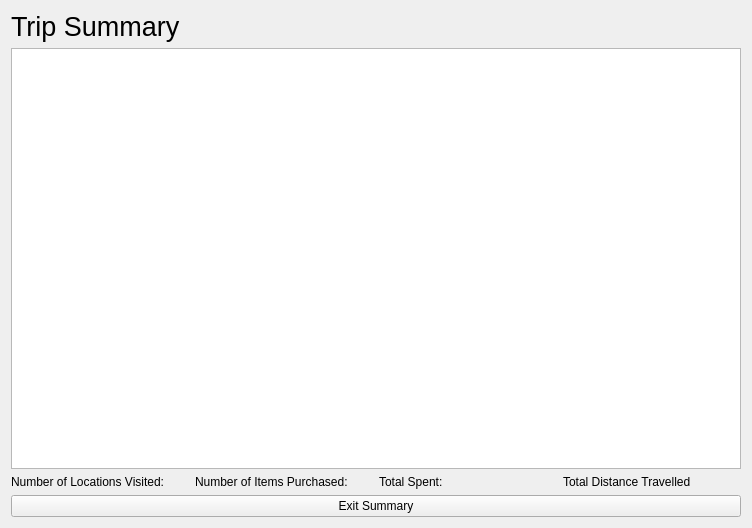
Akil0814/College_Tour, file trip_summary.ui: the form before one commit.
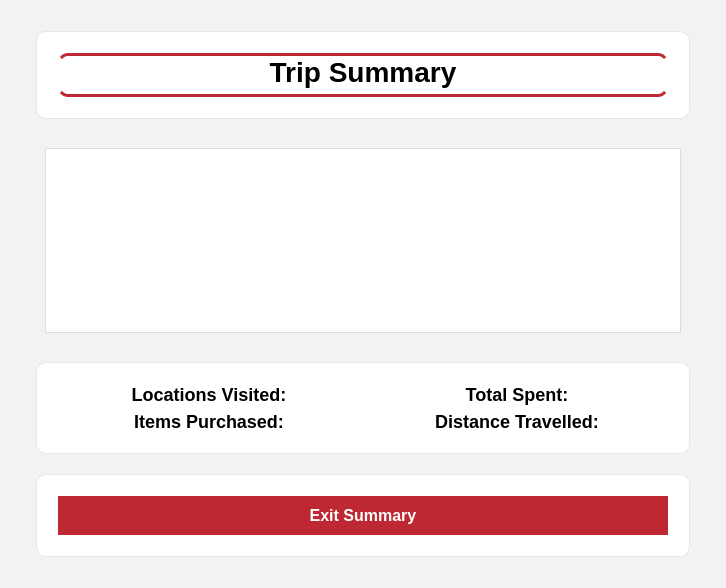
The form after the commit.

Commit message: Updated trip summary ui

The edit to the form file:
```diff
--- a/trip_summary.ui
+++ b/trip_summary.ui
@@ -6,34 +6,160 @@
    <rect>
     <x>0</x>
     <y>0</y>
-    <width>752</width>
-    <height>528</height>
+    <width>726</width>
+    <height>588</height>
    </rect>
   </property>
   <property name="windowTitle">
    <string>Form</string>
   </property>
+  <property name="styleSheet">
+   <string notr="true">/*
+Brand Color Red #BE2832 
+Brand Color Darkened #a61f28
+*/
+
+QWidget#TripSummary 
+{
+	background-color: #F2F2F2;
+}
+
+QLabel 
+{
+	font-family: &quot;Segoe UI&quot;, sans-serif;
+	color: black;
+	font-weight: bold;
+	qproperty-alignment: 'AlignCenter';
+	font-size: 18px;
+}
+
+QLabel#titleLabel 
+{
+	font-size: 28px;
+	font-weight: bold;
+	padding-bottom: 6px;
+	border-bottom: 3px solid #BE2832;
+	border-top: 3px solid #BE2832;
+	border-radius: 10px;
+}
+
+QLabel#itemsPurchasedLabel,
+QLabel#locationsVisitedLabel,
+QLabel#totalDistanceTravelledLabel,
+QLabel#totalSpentLabel
+{
+
+}
+
+QTableWidget 
+{
+	background-color: white;
+	alternate-background-color: #f8f8f8;
+	border: 1px solid #dddddd;
+ 	gridline-color: black;
+	font-size: 16px;
+}
+
+QHeaderView::section
+{
+	background-color: #BE2832;
+	color: white;
+	font-weight: bold;
+	padding: 6px;
+	border: none;
+	font-size: 18px;
+}
+
+QPushButton#exitSummaryButton
+{
+	background-color: #BE2832;
+	color: white;
+	border-radius: 20px;
+	font-size: 16px;
+	font-weight: bold;
+	padding: 10px 30px;
+}
+
+QPushButton#exitSummaryButton:hover
+{
+	background-color: #a61f28;
+}
+
+QFrame#titleFrame,
+QFrame#statsFrame,
+QFrame#exitSummaryFrame
+{
+    background-color: white;
+    border-radius: 10px;
+    border: 1px solid #e4e6eb;
+    padding: 12px;
+}
+</string>
+  </property>
+  <layout class="QVBoxLayout" name="verticalLayout_6">
+   <item>
+    <layout class="QVBoxLayout" name="verticalLayout_5">
+     <property name="spacing">
+      <number>20</number>
+     </property>
+     <property name="leftMargin">
+      <number>25</number>
+     </property>
+     <property name="topMargin">
+      <number>20</number>
+     </property>
+     <property name="rightMargin">
+      <number>25</number>
+     </property>
+     <property name="bottomMargin">
+      <number>20</number>
+     </property>
+     <item>
+      <widget class="QFrame" name="titleFrame">
+       <property name="frameShape">
+        <enum>QFrame::Shape::NoFrame</enum>
+       </property>
+       <property name="frameShadow">
+        <enum>QFrame::Shadow::Raised</enum>
+       </property>
   <layout class="QVBoxLayout" name="verticalLayout">
    <item>
-    <layout class="QHBoxLayout" name="titleLayout">
-     <item>
       <widget class="QLabel" name="titleLabel">
        <property name="font">
         <font>
-         <pointsize>20</pointsize>
+            <family>Segoe UI</family>
+            <pointsize>-1</pointsize>
+            <bold>true</bold>
         </font>
        </property>
        <property name="text">
         <string>Trip Summary</string>
        </property>
+          <property name="alignment">
+           <set>Qt::AlignmentFlag::AlignCenter</set>
+          </property>
       </widget>
      </item>
     </layout>
+      </widget>
    </item>
    <item>
-    <layout class="QHBoxLayout" name="tableLayout">
+      <widget class="QFrame" name="tableFrame">
+       <property name="frameShape">
+        <enum>QFrame::Shape::NoFrame</enum>
+       </property>
+       <property name="frameShadow">
+        <enum>QFrame::Shadow::Raised</enum>
+       </property>
+       <layout class="QVBoxLayout" name="verticalLayout_2">
      <item>
       <widget class="QTableWidget" name="cartTable">
+          <property name="styleSheet">
+           <string notr="true">QTableWidget::Item
+{
+	color: black;
+}</string>
+          </property>
        <property name="sizeAdjustPolicy">
         <enum>QAbstractScrollArea::SizeAdjustPolicy::AdjustToContentsOnFirstShow</enum>
        </property>
@@ -49,6 +175,9 @@
        <property name="textElideMode">
         <enum>Qt::TextElideMode::ElideMiddle</enum>
        </property>
+          <property name="showGrid">
+           <bool>false</bool>
+          </property>
        <property name="gridStyle">
         <enum>Qt::PenStyle::SolidLine</enum>
        </property>
@@ -67,46 +196,81 @@
       </widget>
      </item>
     </layout>
-   </item>
-   <item>
-    <layout class="QHBoxLayout" name="statsLayout">
-     <item>
-      <widget class="QLabel" name="locationsVisitedLabel">
-       <property name="text">
-        <string>Number of Locations Visited:</string>
-       </property>
       </widget>
      </item>
      <item>
+      <widget class="QFrame" name="statsFrame">
+       <property name="frameShape">
+        <enum>QFrame::Shape::NoFrame</enum>
+       </property>
+       <property name="frameShadow">
+        <enum>QFrame::Shadow::Raised</enum>
+       </property>
+       <layout class="QVBoxLayout" name="verticalLayout_3">
+        <item>
+         <layout class="QGridLayout" name="statsGrid">
+          <item row="1" column="0">
       <widget class="QLabel" name="itemsPurchasedLabel">
        <property name="text">
-        <string>Number of Items Purchased:</string>
-       </property>
-      </widget>
-     </item>
-     <item>
+             <string>Items Purchased:</string>
+            </property>
+            <property name="alignment">
+             <set>Qt::AlignmentFlag::AlignCenter</set>
+            </property>
+           </widget>
+          </item>
+          <item row="0" column="0">
+           <widget class="QLabel" name="locationsVisitedLabel">
+            <property name="text">
+             <string>Locations Visited:</string>
+            </property>
+            <property name="alignment">
+             <set>Qt::AlignmentFlag::AlignCenter</set>
+            </property>
+           </widget>
+          </item>
+          <item row="0" column="1">
       <widget class="QLabel" name="totalSpentLabel">
        <property name="text">
         <string>Total Spent:</string>
        </property>
-      </widget>
-     </item>
-     <item>
+            <property name="alignment">
+             <set>Qt::AlignmentFlag::AlignCenter</set>
+            </property>
+           </widget>
+          </item>
+          <item row="1" column="1">
       <widget class="QLabel" name="totalDistanceTravelledLabel">
        <property name="text">
-        <string>Total Distance Travelled</string>
-       </property>
+             <string>Distance Travelled:</string>
+            </property>
+            <property name="alignment">
+             <set>Qt::AlignmentFlag::AlignCenter</set>
+            </property>
       </widget>
      </item>
     </layout>
+        </item>
+       </layout>
+      </widget>
    </item>
    <item>
-    <layout class="QHBoxLayout" name="horizontalLayout">
+      <widget class="QFrame" name="exitSummaryFrame">
+       <property name="frameShape">
+        <enum>QFrame::Shape::NoFrame</enum>
+       </property>
+       <property name="frameShadow">
+        <enum>QFrame::Shadow::Raised</enum>
+       </property>
+       <layout class="QVBoxLayout" name="verticalLayout_4">
      <item>
       <widget class="QPushButton" name="exitSummaryButton">
        <property name="text">
         <string>Exit Summary</string>
        </property>
+         </widget>
+        </item>
+       </layout>
       </widget>
      </item>
     </layout>
```
Left out of the diff: 3 changed lines with no effect on the pictures. Lines whose indentation alone changed are shown as unchanged. The commit also changes 1 other file.
